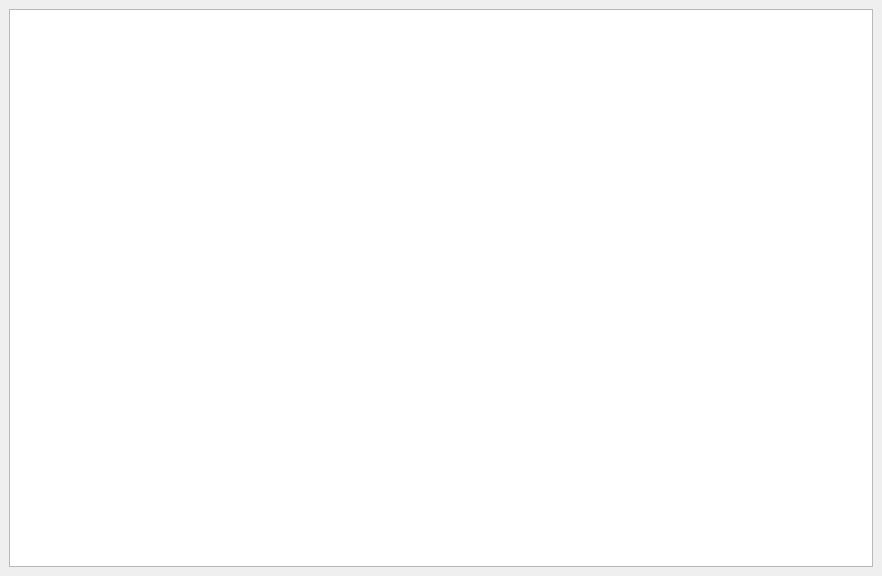
Qt form main.ui (VND0/link_it_to_the_world) before a commit.
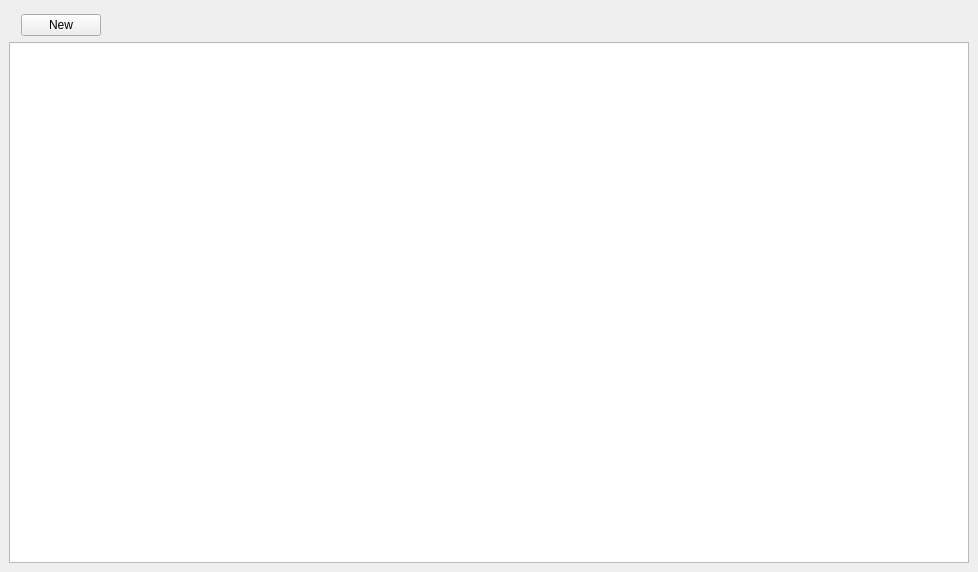
The same form after that commit.

Commit message: Implemented adding new rows to table. Changed ui.

```diff
--- a/main.ui
+++ b/main.ui
@@ -6,15 +6,45 @@
    <rect>
     <x>0</x>
     <y>0</y>
-    <width>882</width>
-    <height>576</height>
+    <width>978</width>
+    <height>572</height>
    </rect>
   </property>
   <property name="windowTitle">
    <string>Coffee</string>
   </property>
   <widget class="QWidget" name="centralwidget">
-   <layout class="QHBoxLayout" name="horizontalLayout">
+   <layout class="QVBoxLayout" name="verticalLayout">
+    <item>
+     <layout class="QHBoxLayout" name="horizontalLayout">
+      <property name="leftMargin">
+       <number>12</number>
+      </property>
+      <property name="topMargin">
+       <number>5</number>
+      </property>
+      <item>
+       <widget class="QPushButton" name="add_row_btn">
+        <property name="text">
+         <string>New</string>
+        </property>
+       </widget>
+      </item>
+      <item>
+       <spacer name="horizontalSpacer">
+        <property name="orientation">
+         <enum>Qt::Horizontal</enum>
+        </property>
+        <property name="sizeHint" stdset="0">
+         <size>
+          <width>40</width>
+          <height>20</height>
+         </size>
+        </property>
+       </spacer>
+      </item>
+     </layout>
+    </item>
     <item>
      <widget class="QTableWidget" name="coffee_table"/>
     </item>
```
The commit also changes 3 other files.
